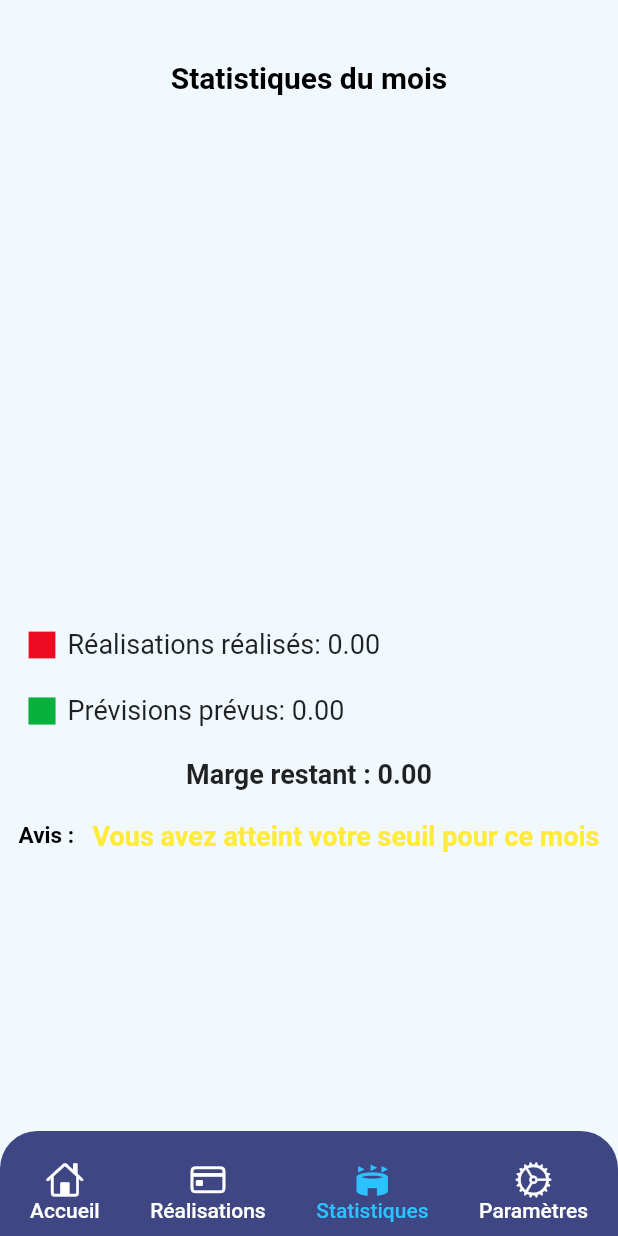
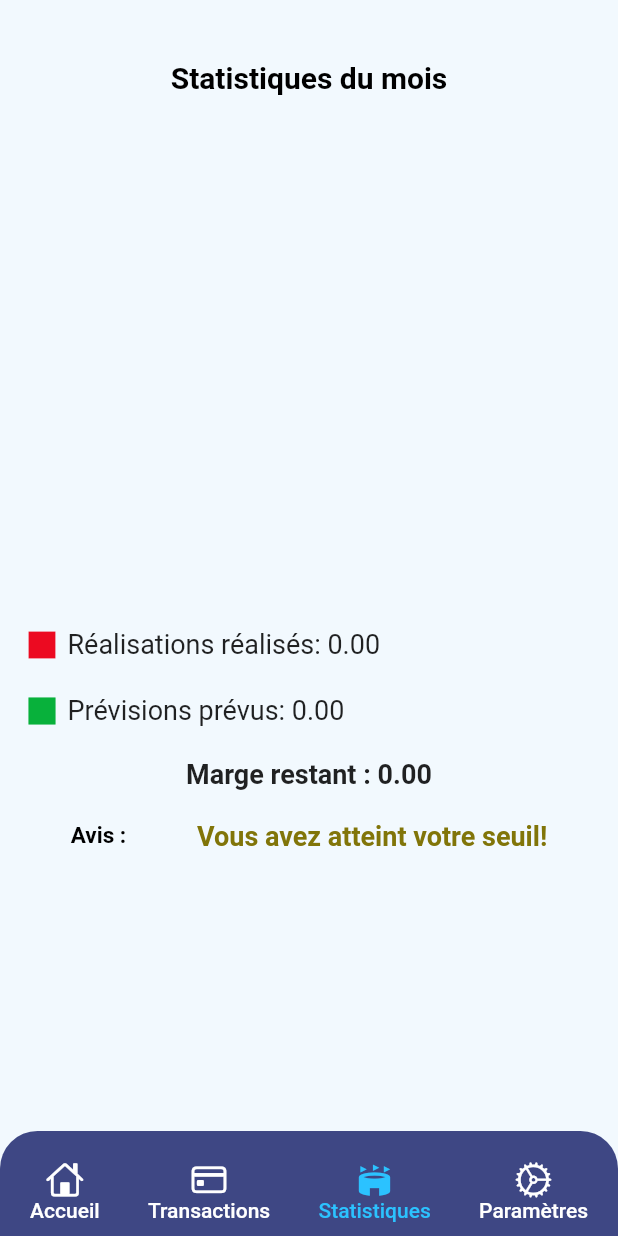
Before and after one commit to EdmondDossa/gestion-finance-personnelle, a Flutter app: the screen it shows once a user with an empty profile is signed in, item 3 of the bottom bar chosen, on a phone screen of 412 x 824 dp. Run offline on Flutter 3.47's test engine with Material 2 defaults, Android fonts, the phone set to English and light mode, and no system bars; drawn by our look-alikes of fl_chart; our stand-ins replace cloud_firestore, firebase_auth, firebase_core, google_fonts, hive, hive_flutter and 1 more; missing offline and left inert: dart:ffi, icon_badge; accounts and stored records are empty.

Commit message:
modification de nom

```diff
--- a/lib/screens/home.dart
+++ b/lib/screens/home.dart
@@ -103,7 +103,7 @@ class _HomePageState extends State<HomePage> {
                   Icon(CupertinoIcons.creditcard,size: 25,
                     color: pageIndex == 1 ? blue : white,),
                   Text(
-                    "Réalisations",
+                    "Transactions",
                     style: TextStyle(
                         fontSize: 14,
                         color: pageIndex == 1 ? blue : white,
--- a/lib/screens/statistics.dart
+++ b/lib/screens/statistics.dart
@@ -174,11 +174,11 @@ class _StattisticsPageState extends State<StattisticsPage> {
                     )
                   else if (point! == 0)
                     Text(
-                      "Vous avez atteint votre seuil pour ce mois",
+                      "Vous avez atteint votre seuil!",
                       style: TextStyle(
                           fontSize: 18,
                           fontWeight: FontWeight.bold,
-                          color: Colors.yellow),
+                          color: Color.fromARGB(255, 129, 117, 9)),
                     )
                   else if (point! > 0)
                     Text(
```
